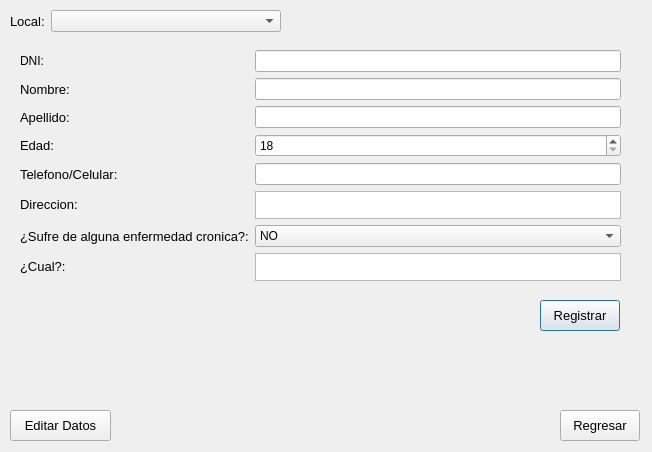
The window that PAF_GUI/PAF_GRAFICA/gui/registrarpaciente.ui (JMOrbegoso/USS-2021-II-PP) describes before a commit, drawn with Qt 5.
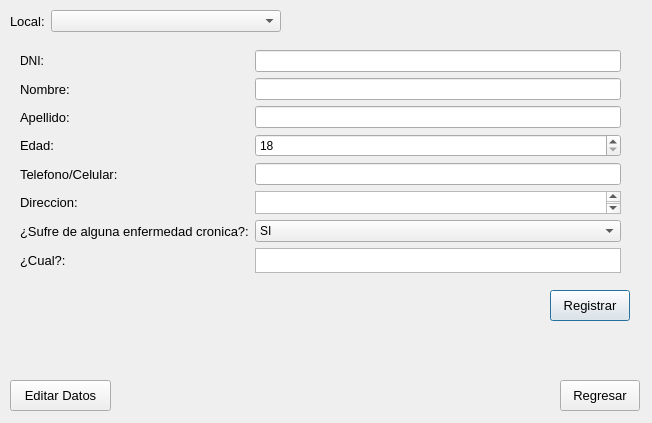
The same window after the commit.

The edit to the form file:
```diff
--- a/PAF_GUI/PAF_GRAFICA/gui/registrarpaciente.ui
+++ b/PAF_GUI/PAF_GRAFICA/gui/registrarpaciente.ui
@@ -7,12 +7,18 @@
     <x>0</x>
     <y>0</y>
     <width>652</width>
-    <height>452</height>
+    <height>423</height>
    </rect>
   </property>
   <property name="windowTitle">
    <string>Registro de Paciente a la Cola de Atencion</string>
   </property>
+  <property name="sizeGripEnabled">
+   <bool>false</bool>
+  </property>
+  <property name="modal">
+   <bool>false</bool>
+  </property>
   <widget class="QWidget" name="formLayoutWidget">
    <property name="geometry">
     <rect>
@@ -128,11 +134,6 @@
       <property name="enabled">
        <bool>true</bool>
       </property>
-      <item>
-       <property name="text">
-        <string>NO</string>
-       </property>
-      </item>
       <item>
        <property name="text">
         <string>SI</string>
@@ -157,6 +158,12 @@
       <property name="enabled">
        <bool>true</bool>
       </property>
+      <property name="maximumSize">
+       <size>
+        <width>16777214</width>
+        <height>23</height>
+       </size>
+      </property>
      </widget>
     </item>
     <item row="7" column="0">
@@ -176,6 +183,12 @@
       <property name="enabled">
        <bool>true</bool>
       </property>
+      <property name="maximumSize">
+       <size>
+        <width>16777215</width>
+        <height>25</height>
+       </size>
+      </property>
       <property name="readOnly">
        <bool>false</bool>
       </property>
@@ -199,8 +212,8 @@
    </property>
    <property name="geometry">
     <rect>
-     <x>540</x>
-     <y>300</y>
+     <x>550</x>
+     <y>290</y>
      <width>80</width>
      <height>31</height>
     </rect>
@@ -221,7 +234,7 @@
    <property name="geometry">
     <rect>
      <x>10</x>
-     <y>410</y>
+     <y>380</y>
      <width>101</width>
      <height>31</height>
     </rect>
@@ -239,7 +252,7 @@
    <property name="geometry">
     <rect>
      <x>560</x>
-     <y>410</y>
+     <y>380</y>
      <width>80</width>
      <height>31</height>
     </rect>
```
Left out of the diff: 12 changed lines with no effect on the pictures.
